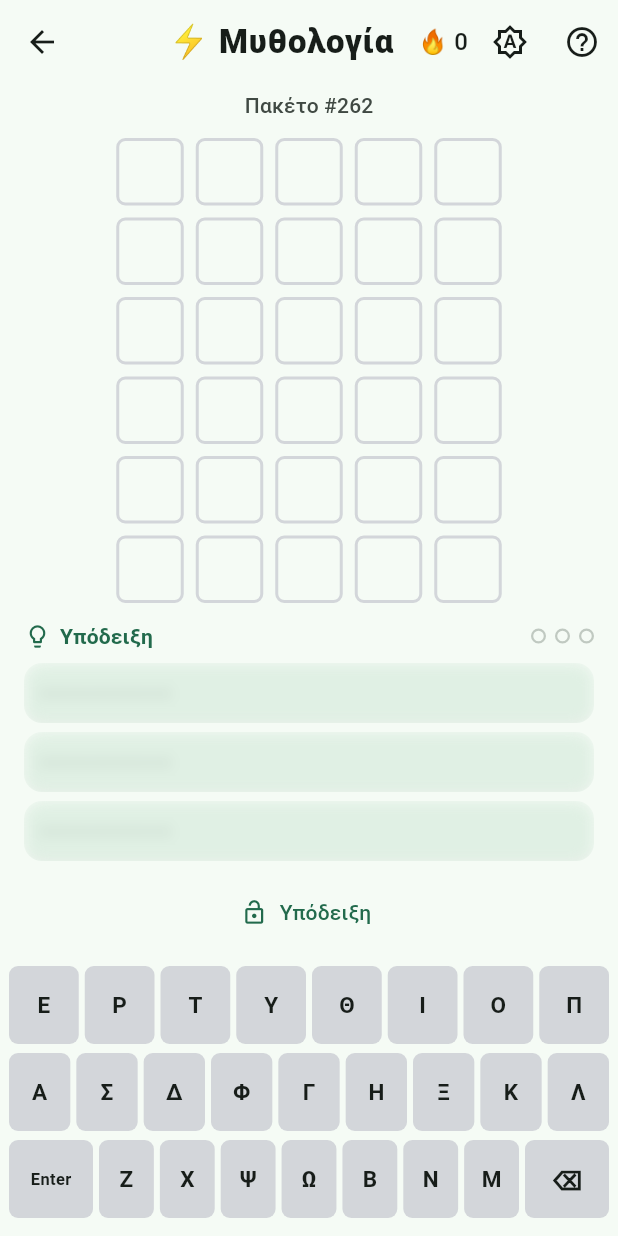
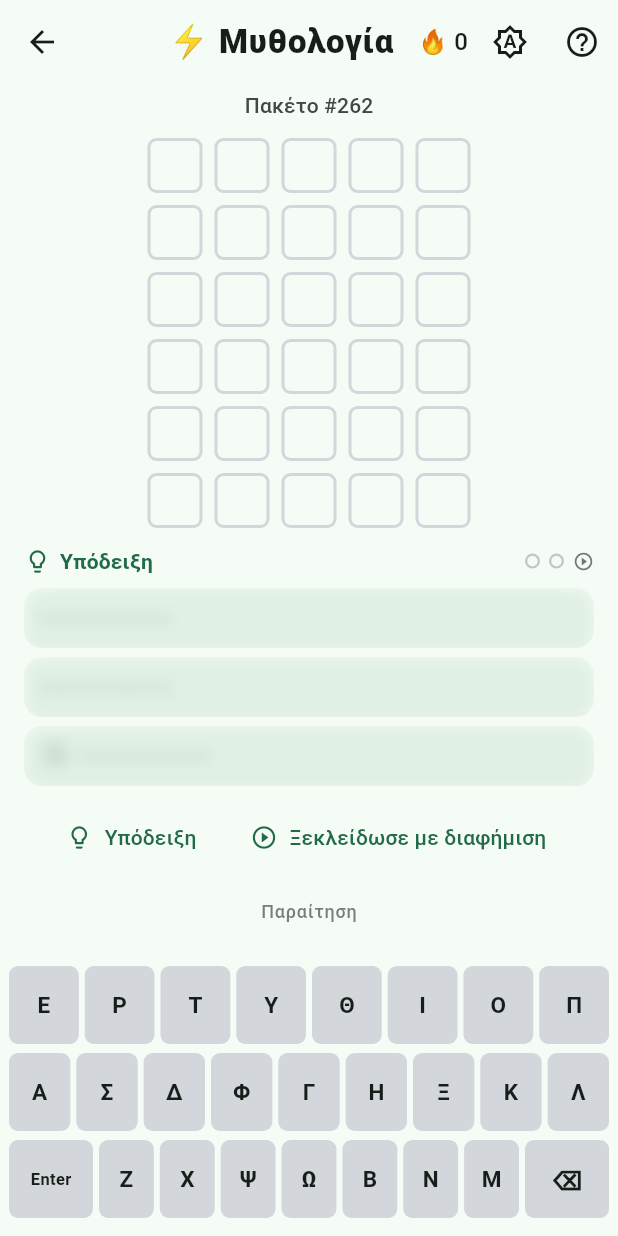
Before and after one commit to KonstantinosKoufopoulos/worlde, a Flutter app: the screen it shows after launch, after a tap on an icon or button, on a phone screen of 412 x 824 dp. Run offline on Flutter 3.47's test engine with Material 3 defaults, Android fonts, the phone set to English and light mode, and no system bars; our stand-ins replace flutter_riverpod, hive_flutter; accounts and stored records are empty.

Commit message:
Pack-only Christos tips + give-up flow
Replace pack tip unlock rules (tip1 free CTA, tip2@4 fails, tip3 ad stub),
add muted Παραίτηση with confirm sheet and Επόμενη pack advance. Main daily
unchanged. Share after give-up is grid + X/6 without the answer word.

```diff
--- a/lib/data/hive_boxes.dart
+++ b/lib/data/hive_boxes.dart
@@ -9,7 +9,9 @@ class HiveBoxes {
   static const keyBoardRows = 'boardRows'; // persisted guesses for today
   static const keyGameStatus = 'gameStatus'; // playing | won | lost
   static const keySavedDayIndex = 'savedDayIndex';
-  static const keyManualTipReveal = 'manualTipReveal'; // bool, pack day
+  static const keyManualTipReveal = 'manualTipReveal'; // tip1 free, pack puzzle
+  static const keyAdTipUnlock = 'adTipUnlock'; // tip3 rewarded stub, pack
+  static const keyGaveUp = 'gaveUp'; // pack give-up for current puzzle
 
   static late Box settings;
 
--- a/lib/game/game_state.dart
+++ b/lib/game/game_state.dart
@@ -28,6 +28,8 @@ class GameState {
     this.etymologyTip,
     this.packTips = const [],
     this.manualTipUsed = false,
+    this.adTipUnlocked = false,
+    this.gaveUp = false,
     this.packId,
     this.packLabel,
   });
@@ -48,8 +50,14 @@ class GameState {
   /// Pack progressive tips (vague → specific), length 0–3.
   final List<String> packTips;
 
-  /// One free manual «Υπόδειξη» used for this pack day.
+  /// Pack tip1: one free «Υπόδειξη» used for this pack puzzle.
   final bool manualTipUsed;
+
+  /// Pack tip3: unlocked via rewarded-ad stub (or give-up).
+  final bool adTipUnlocked;
+
+  /// Pack-only: player resigned and revealed the answer.
+  final bool gaveUp;
 
   /// Null/empty = main daily. Otherwise thematic pack id.
   final String? packId;
@@ -67,6 +75,8 @@ class GameState {
     String? etymologyTip,
     List<String> packTips = const [],
     bool manualTipUsed = false,
+    bool adTipUnlocked = false,
+    bool gaveUp = false,
     String? packId,
     String? packLabel,
   }) {
@@ -85,6 +95,8 @@ class GameState {
       etymologyTip: etymologyTip,
       packTips: packTips,
       manualTipUsed: manualTipUsed,
+      adTipUnlocked: adTipUnlocked,
+      gaveUp: gaveUp,
       packId: packId,
       packLabel: packLabel,
     );
@@ -104,6 +116,8 @@ class GameState {
     String? etymologyTip,
     List<String>? packTips,
     bool? manualTipUsed,
+    bool? adTipUnlocked,
+    bool? gaveUp,
     String? packId,
     String? packLabel,
   }) {
@@ -120,6 +134,8 @@ class GameState {
       etymologyTip: etymologyTip ?? this.etymologyTip,
       packTips: packTips ?? this.packTips,
       manualTipUsed: manualTipUsed ?? this.manualTipUsed,
+      adTipUnlocked: adTipUnlocked ?? this.adTipUnlocked,
+      gaveUp: gaveUp ?? this.gaveUp,
       packId: packId ?? this.packId,
       packLabel: packLabel ?? this.packLabel,
     );
@@ -131,7 +147,9 @@ class GameState {
   /// Number of submitted guesses (1–6). After a win, [currentRow] has already advanced.
   int get guessesUsed {
     if (status == GameStatus.won) return currentRow;
-    if (status == GameStatus.lost) return maxRows;
+    if (status == GameStatus.lost) {
+      return gaveUp ? currentRow : maxRows;
+    }
     return currentRow;
   }
 
@@ -146,27 +164,15 @@ class GameState {
     return currentRow;
   }
 
-  /// Auto unlock from wrong guesses: tip1@1, tip2@3, tip3@5.
-  int get autoRevealedTipCount {
-    final f = failedGuesses;
-    if (f >= 5) return 3;
-    if (f >= 3) return 2;
-    if (f >= 1) return 1;
-    return 0;
-  }
-
-  /// Whether pack tip at [index] (0-based) is unlocked.
-  /// tip1 after 1st fail, tip2 after 3rd, tip3 after 5th OR manual «Υπόδειξη».
-  /// On win every tip is unlocked.
+  /// Pack tip unlock (Christos):
+  /// tip1 = free «Υπόδειξη» once; tip2 = auto after 4 fails; tip3 = ad stub / give-up.
+  /// Win does **not** force-unlock remaining tips.
   bool isPackTipUnlocked(int index) {
     if (!isPack || index < 0 || index >= packTips.length) return false;
-    if (status == GameStatus.won) return true;
-    final f = failedGuesses;
-    if (index == 0) return f >= 1;
-    if (index == 1) return f >= 3;
-    if (index == 2) return f >= 5 || manualTipUsed;
-    // Extra tips beyond 3 (if any): require same as tip3 auto threshold.
-    return f >= 5 || manualTipUsed;
+    if (index == 0) return manualTipUsed;
+    if (index == 1) return failedGuesses >= 4;
+    if (index == 2) return adTipUnlocked || gaveUp;
+    return adTipUnlocked || gaveUp;
   }
 
   /// Count of unlocked pack tips (for dots).
@@ -179,15 +185,34 @@ class GameState {
     return n;
   }
 
-  /// One free manual reveal per pack day — unlocks tip3 early (not tip1/2).
+  /// Free tip1 «Υπόδειξη» — 1× per pack puzzle, anytime while playing.
   bool get canManualRevealTip {
     if (!isPack || status != GameStatus.playing) return false;
     if (manualTipUsed) return false;
-    if (packTips.length < 3) return false;
-    // Already unlocked via 5th fail.
-    if (failedGuesses >= 5) return false;
+    if (packTips.isEmpty) return false;
     return true;
   }
+
+  /// Tip3 rewarded-ad stub CTA — anytime while playing until unlocked.
+  bool get canUnlockAdTip {
+    if (!isPack || status != GameStatus.playing) return false;
+    if (packTips.length < 3) return false;
+    if (adTipUnlocked || gaveUp) return false;
+    return true;
+  }
+
+  /// Muted give-up CTA while a pack puzzle is in progress.
+  bool get canGiveUp {
+    if (!isPack || status != GameStatus.playing) return false;
+    return true;
+  }
+
+  /// After give-up: show «Επόμενη» to advance this pack's puzzle index.
+  bool get canAdvancePack => isPack && gaveUp && status == GameStatus.lost;
+
+  /// Highlight tip3 on win when it was unlocked (ad / give-up path).
+  bool get highlightTip3OnWin =>
+      status == GameStatus.won && isPackTipUnlocked(2);
 }
 
 /// Classic evaluation: greens first, then yellows with counts.
--- a/lib/ui/home_screen.dart
+++ b/lib/ui/home_screen.dart
@@ -429,11 +429,27 @@ class _PlayScreenState extends ConsumerState<PlayScreen> {
                           ProgressiveTipsPanel(
                             tips: state.packTips,
                             isUnlocked: state.isPackTipUnlocked,
-                            highlightLast: state.status == GameStatus.won,
+                            highlightTip3: state.highlightTip3OnWin ||
+                                (state.gaveUp && state.isPackTipUnlocked(2)),
                             canManualReveal: state.canManualRevealTip,
                             onManualReveal: () => ref
                                 .read(gameControllerProvider(_scope).notifier)
                                 .revealManualTip(),
+                            canUnlockAd: state.canUnlockAdTip,
+                            onUnlockAd: () => ref
+                                .read(gameControllerProvider(_scope).notifier)
+                                .unlockAdTip(),
+                            canGiveUp: state.canGiveUp,
+                            onGiveUp: () => _confirmGiveUp(context),
+                          ),
+                        if (state.canAdvancePack)
+                          Padding(
+                            padding: const EdgeInsets.only(bottom: 8),
+                            child: FilledButton.icon(
+                              onPressed: _advancePack,
+                              icon: const Icon(Icons.arrow_forward),
+                              label: const Text('Επόμενη'),
+                            ),
                           ),
                         if (showShare)
                           Padding(
@@ -444,7 +460,9 @@ class _PlayScreenState extends ConsumerState<PlayScreen> {
                               label: Text(
                                 state.status == GameStatus.won
                                     ? 'Κοινοποίηση αποτελέσματος'
-                                    : 'Κοινοποίηση · λέξη: ${state.answer}',
+                                    : (isPack
+                                        ? 'Κοινοποίηση αποτελέσματος'
+                                        : 'Κοινοποίηση · λέξη: ${state.answer}'),
                               ),
                             ),
                           ),
@@ -465,6 +483,50 @@ class _PlayScreenState extends ConsumerState<PlayScreen> {
               ),
       ),
     );
+  }
+
+  Future<void> _confirmGiveUp(BuildContext context) async {
+    final confirmed = await showModalBottomSheet<bool>(
+      context: context,
+      showDragHandle: true,
+      builder: (ctx) {
+        return Padding(
+          padding: const EdgeInsets.fromLTRB(24, 8, 24, 32),
+          child: Column(
+            mainAxisSize: MainAxisSize.min,
+            crossAxisAlignment: CrossAxisAlignment.stretch,
+            children: [
+              Text(
+                'Να αποκαλυφθεί η λέξη;',
+                style: Theme.of(ctx).textTheme.titleLarge,
+              ),
+              const SizedBox(height: 16),
+              FilledButton(
+                onPressed: () => Navigator.of(ctx).pop(true),
+                child: const Text('Ναι'),
+              ),
+              const SizedBox(height: 8),
+              TextButton(
+                onPressed: () => Navigator.of(ctx).pop(false),
+                child: const Text('Όχι'),
+              ),
+            ],
+          ),
+        );
+      },
+    );
+    if (confirmed != true || !mounted) return;
+    ref.read(gameControllerProvider(_scope).notifier).giveUp();
+  }
+
+  void _advancePack() {
+    _shareDelayTimer?.cancel();
+    setState(() {
+      _confettiPlaying = false;
+      _shareVisible = false;
+      _handledInitialFinish = false;
+    });
+    ref.read(gameControllerProvider(_scope).notifier).advancePackPuzzle();
   }
 
   void _showHelp(BuildContext context, GameState state) {
@@ -490,8 +552,10 @@ class _PlayScreenState extends ConsumerState<PlayScreen> {
                         'Πράσινο = σωστό γράμμα στη σωστή θέση.\n'
                         'Κίτρινο = υπάρχει στη λέξη, άλλη θέση.\n'
                         'Γκρι = δεν υπάρχει στη λέξη.\n\n'
-                        'Υποδείξεις: tip1 μετά την 1η αποτυχία, tip2 μετά την 3η, '
-                        'tip3 μετά την 5η ή με «Υπόδειξη» (1 φορά/ημέρα).\n'
+                        'Υποδείξεις: tip1 με «Υπόδειξη» (δωρεάν, 1×/παζλ), '
+                        'tip2 αυτόματα μετά από 4 αποτυχίες, '
+                        'tip3 με «Ξεκλείδωσε με διαφήμιση».\n'
+                        '«Παραίτηση» αποκαλύπτει τη λέξη και ξεκλειδώνει tip3.\n'
                         'Νέα λέξη κάθε μέρα από τη λίστα του πακέτου (UTC).\n'
                         'Το σερί του πακέτου είναι ξεχωριστό από το κύριο.'
                     : 'Μάντεψε τη λέξη της ημέρας σε 6 προσπάθειες.\n'
--- a/lib/ui/progressive_tips.dart
+++ b/lib/ui/progressive_tips.dart
@@ -2,22 +2,31 @@ import 'dart:ui';
 
 import 'package:flutter/material.dart';
 
-/// Pack-only progressive tip stack: dots 1/2/3, locked=blur, unlock slide.
+/// Pack-only progressive tip stack (Christos):
+/// tip1 free CTA · tip2 auto@4 fails · tip3 ad CTA with play icon · give-up.
 class ProgressiveTipsPanel extends StatelessWidget {
   const ProgressiveTipsPanel({
     super.key,
     required this.tips,
     required this.isUnlocked,
-    required this.highlightLast,
+    required this.highlightTip3,
     required this.canManualReveal,
     required this.onManualReveal,
+    required this.canUnlockAd,
+    required this.onUnlockAd,
+    required this.canGiveUp,
+    required this.onGiveUp,
   });
 
   final List<String> tips;
   final bool Function(int index) isUnlocked;
-  final bool highlightLast;
+  final bool highlightTip3;
   final bool canManualReveal;
   final VoidCallback onManualReveal;
+  final bool canUnlockAd;
+  final VoidCallback onUnlockAd;
+  final bool canGiveUp;
+  final VoidCallback onGiveUp;
 
   @override
   Widget build(BuildContext context) {
@@ -25,12 +34,12 @@ class ProgressiveTipsPanel extends StatelessWidget {
 
     final scheme = Theme.of(context).colorScheme;
     final count = tips.length.clamp(1, 3);
-    final lastIndex = count - 1;
 
     return Padding(
       padding: const EdgeInsets.fromLTRB(16, 4, 16, 8),
       child: Column(
         crossAxisAlignment: CrossAxisAlignment.stretch,
+        mainAxisSize: MainAxisSize.min,
         children: [
           Row(
             children: [
@@ -48,7 +57,8 @@ class ProgressiveTipsPanel extends StatelessWidget {
                 if (i > 0) const SizedBox(width: 6),
                 _TipDot(
                   unlocked: isUnlocked(i),
-                  highlight: highlightLast && i == lastIndex && isUnlocked(i),
+                  highlight: highlightTip3 && i == 2 && isUnlocked(i),
+                  showPlay: i == 2 && !isUnlocked(i),
                 ),
               ],
             ],
@@ -59,17 +69,43 @@ class ProgressiveTipsPanel extends StatelessWidget {
             _TipRow(
               tip: tips[i],
               unlocked: isUnlocked(i),
-              highlight: highlightLast && i == lastIndex && isUnlocked(i),
+              highlight: highlightTip3 && i == 2 && isUnlocked(i),
+              showPlayIcon: i == 2 && !isUnlocked(i),
             ),
           ],
-          if (canManualReveal) ...[
+          if (canManualReveal || canUnlockAd) ...[
             const SizedBox(height: 10),
+            Wrap(
+              alignment: WrapAlignment.center,
+              spacing: 8,
+              runSpacing: 4,
+              children: [
+                if (canManualReveal)
+                  TextButton.icon(
+                    onPressed: onManualReveal,
+                    icon: const Icon(Icons.lightbulb_outline, size: 18),
+                    label: const Text('Υπόδειξη'),
+                  ),
+                if (canUnlockAd)
+                  TextButton.icon(
+                    onPressed: onUnlockAd,
+                    icon: const Icon(Icons.play_circle_outline, size: 18),
+                    label: const Text('Ξεκλείδωσε με διαφήμιση'),
+                  ),
+              ],
+            ),
+          ],
+          if (canGiveUp) ...[
+            const SizedBox(height: 2),
             Align(
               alignment: Alignment.center,
-              child: TextButton.icon(
-                onPressed: onManualReveal,
-                icon: const Icon(Icons.lock_open_outlined, size: 18),
-                label: const Text('Υπόδειξη'),
+              child: TextButton(
+                onPressed: onGiveUp,
+                style: TextButton.styleFrom(
+                  foregroundColor: scheme.onSurfaceVariant.withValues(alpha: 0.7),
+                  textStyle: Theme.of(context).textTheme.labelMedium,
+                ),
+                child: const Text('Παραίτηση'),
               ),
             ),
           ],
@@ -83,14 +119,23 @@ class _TipDot extends StatelessWidget {
   const _TipDot({
     required this.unlocked,
     required this.highlight,
+    this.showPlay = false,
   });
 
   final bool unlocked;
   final bool highlight;
+  final bool showPlay;
 
   @override
   Widget build(BuildContext context) {
     final scheme = Theme.of(context).colorScheme;
+    if (showPlay) {
+      return Icon(
+        Icons.play_circle_outline,
+        size: 14,
+        color: scheme.outline,
+      );
+    }
     final color = !unlocked
         ? scheme.outlineVariant
         : (highlight ? scheme.tertiary : scheme.primary);
@@ -111,11 +156,13 @@ class _TipRow extends StatefulWidget {
     required this.tip,
     required this.unlocked,
     required this.highlight,
+    this.showPlayIcon = false,
   });
 
   final String tip;
   final bool unlocked;
   final bool highlight;
+  final bool showPlayIcon;
 
   @override
   State<_TipRow> createState() => _TipRowState();
@@ -177,14 +224,26 @@ class _TipRowState extends State<_TipRow> with SingleTickerProviderStateMixin {
       color: bg,
       child: Padding(
         padding: const EdgeInsets.symmetric(horizontal: 12, vertical: 10),
+        child: Row(
+          crossAxisAlignment: CrossAxisAlignment.start,
+          children: [
+            if (widget.showPlayIcon) ...[
+              Icon(Icons.play_circle_outline, size: 18, color: fg.withValues(alpha: 0.7)),
+              const SizedBox(width: 8),
+            ],
+            Expanded(
               child: Text(
                 widget.unlocked ? widget.tip : '• • • • • • • • • •',
                 style: Theme.of(context).textTheme.bodyMedium?.copyWith(
                       color: fg,
-                fontWeight: widget.highlight ? FontWeight.w700 : FontWeight.w500,
+                      fontWeight:
+                          widget.highlight ? FontWeight.w700 : FontWeight.w500,
                     ),
                 maxLines: 3,
                 overflow: TextOverflow.ellipsis,
+              ),
+            ),
+          ],
         ),
       ),
     );
```
Also changed, not shown: lib/game/game_controller.dart (+81 -6 lines), lib/ui/share.dart (+7 -1 lines), 1 other file. Lines whose indentation alone changed are shown as unchanged.
